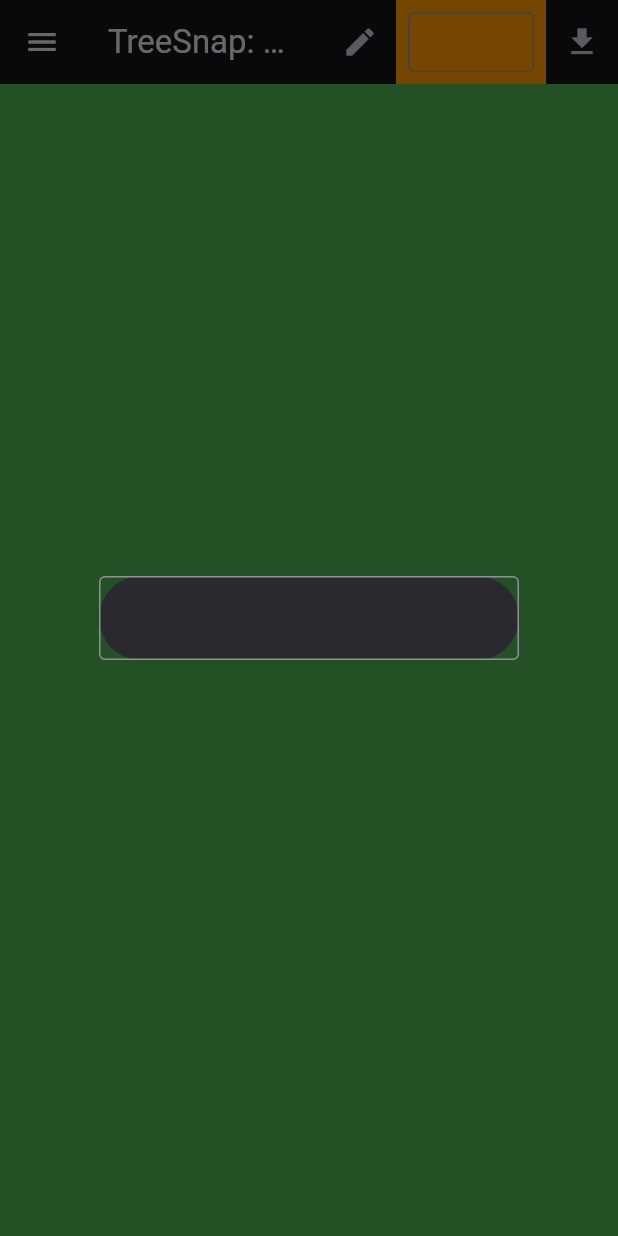
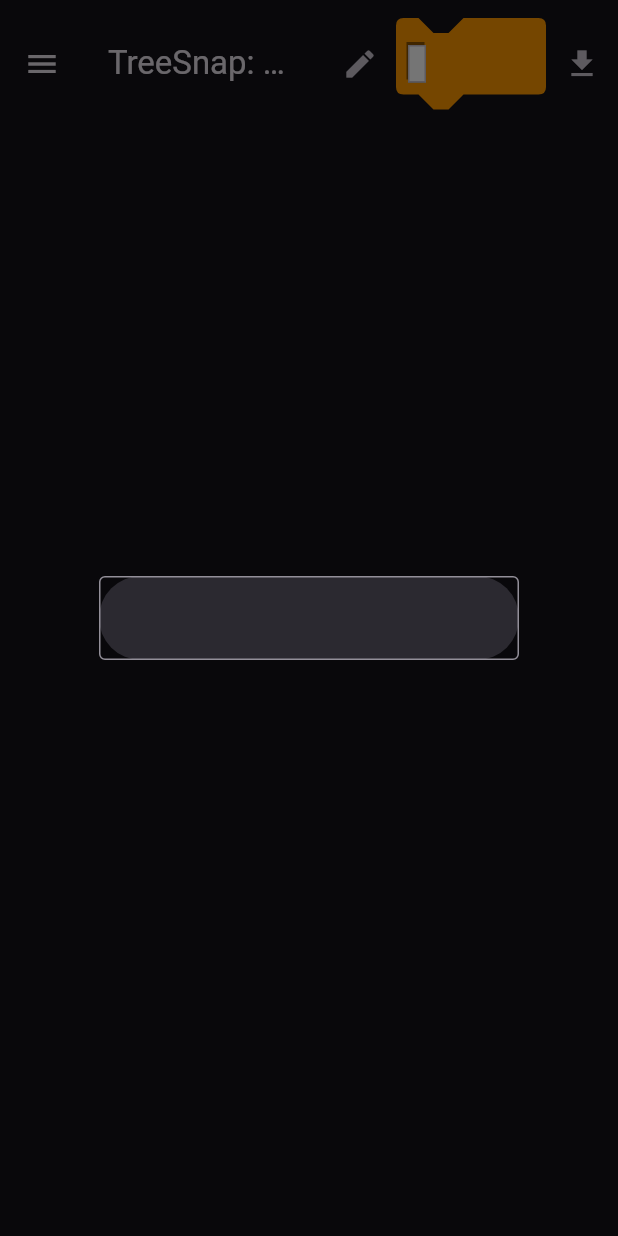
Before and after one commit to treeplate/snaplang, a Flutter app: the screen it shows after launch, after a tap on the "edit" icon, on a phone screen of 412 x 824 dp. Run offline on Flutter 3.47's test engine with Material 3 defaults, Android fonts, the phone set to English and light mode, and no system bars; missing offline and left inert: download.

Commit message:
improve block rendering

```diff
--- a/lib/main.dart
+++ b/lib/main.dart
@@ -1,3 +1,7 @@
+import 'dart:math';
+
+import 'package:flutter/rendering.dart';
+
 import 'platform_detector_stub.dart'
     if (dart.library.io) 'dart:io'
     if (dart.library.js_interop) 'platform_detector_web.dart';
@@ -20,6 +24,7 @@ class _MyAppState extends State<MyApp> {
   final Project project = Project(name: 'untitled');
   Scene get scene => project.scenes[project.currentScene];
   Sprite get sprite => scene.sprites[scene.currentSprite];
+  static const double appBarHeight = 85;
   @override
   Widget build(BuildContext context) {
     return MaterialApp(
@@ -27,6 +32,7 @@ class _MyAppState extends State<MyApp> {
         builder: (context) {
           return Scaffold(
             appBar: AppBar(
+              toolbarHeight: appBarHeight,
               title: Text(
                 'TreeSnap: ${project.name}/${scene.name}/${sprite.name}',
               ),
@@ -55,9 +61,9 @@ class _MyAppState extends State<MyApp> {
                   },
                   icon: Icon(Icons.edit),
                 ),
-                DraggedBlock(
+                DraggableScript(
                   script: null,
-                  draggedBlock: TextEditingController(),
+                  blockName: TextEditingController(),
                 ),
                 IconButton(
                   onPressed: () {
@@ -216,30 +222,29 @@ class _MyAppState extends State<MyApp> {
                 setState(() {
                   sprite.scripts.remove(details.data.$1);
                   sprite.scripts.add(
-                    Script(x: details.offset.dx, y: details.offset.dy-60)
-                      ..blocks.add(Block(details.data.$2.text)),
+                    Script(
+                      x: details.offset.dx,
+                      y: details.offset.dy - appBarHeight,
+                    )..blocks.add(Block(details.data.$2.text)),
                   );
                 });
               },
               builder: (context, _, _) => SizedBox.expand(
-                child: ColoredBox(
-                  color: Colors.green,
                 child: Stack(
                   children: [
                     ...sprite.scripts.map(
                       (e) => Positioned(
                         top: e.y,
                         left: e.x,
-                          child: DraggedBlock(
+                        child: DraggableScript(
                           script: e,
-                            draggedBlock: TextEditingController(
+                          blockName: TextEditingController(
                             text: e.blocks.single.name,
                           ),
                         ),
                       ),
                     ),
                   ],
-                  ),
                 ),
               ),
             ),
@@ -251,51 +256,85 @@ class _MyAppState extends State<MyApp> {
   }
 }
 
-class DraggedBlock extends StatelessWidget {
-  const DraggedBlock({
+class DraggableScript extends StatelessWidget {
+  const DraggableScript({
     super.key,
-    required this.draggedBlock,
+    required this.blockName,
     required this.script,
   });
 
   final Script? script;
-  final TextEditingController draggedBlock;
+  final TextEditingController blockName;
 
   @override
   Widget build(BuildContext context) {
     return Draggable(
-      data: (script, draggedBlock),
-      feedback: Material(
+      data: (script, blockName),
+      feedback: ScriptWidget(blockName: blockName, script: script),
+      childWhenDragging: Container(
+        width: CommandShapeRenderBox.minWidth,
+        height: CommandShapeRenderBox.minHeight,
+        decoration: BoxDecoration(
+          borderRadius: BorderRadius.circular(10),
+          color: Colors.transparent,
+        ),
+      ),
+      child: ScriptWidget(blockName: blockName, script: script),
+    );
+  }
+}
+
+class ScriptWidget extends StatefulWidget {
+  const ScriptWidget({
+    super.key,
+    required this.blockName,
+    required this.script,
+  });
+
+  final TextEditingController blockName;
+  final Script? script;
+
+  @override
+  State<ScriptWidget> createState() => _ScriptWidgetState();
+}
+
+class _ScriptWidgetState extends State<ScriptWidget> {
+  final ContextMenuController contextMenuController = ContextMenuController();
+
+  @override
+  Widget build(BuildContext context) {
+    return CommandShapeWidget(
+      color: Colors.orange,
+      child: Material(
+        child: SizedBox(
+          height: 25,
+          child: IntrinsicWidth(
             child: Container(
-          width: 100,
-          height: 60,
-          color: Colors.orange,
-          child: Padding(
-            padding: const EdgeInsets.all(8.0),
+              decoration: BoxDecoration(
+                boxShadow: [
+                  BoxShadow(offset: Offset(-1, -2), color: Colors.black45),
+                ],
+              ),
               child: TextField(
-              controller: draggedBlock,
-              decoration: InputDecoration(border: OutlineInputBorder()),
+                controller: widget.blockName,
+                style: TextStyle(color: Colors.black),
+                cursorColor: Colors.black,
+                cursorHeight: 20,
+                cursorWidth: 1,
+                decoration: InputDecoration(
+                  border: OutlineInputBorder(
+                    borderRadius: BorderRadius.circular(0),
+                    gapPadding: 5,
+                  ),
+                  contentPadding: EdgeInsets.all(0),
+                  fillColor: Colors.white,
+                  filled: true,
+                ),
+
                 onChanged: (e) {
-                script?.blocks.single.name = e;
+                  widget.script?.blocks.single.name = e;
                 },
               ),
-          ),
-        ),
-      ),
-      childWhenDragging: Container(width: 100, height: 60, color: Colors.grey),
-      child: Material(
-        child: Container(
-          width: 100,
-          height: 60,
-          color: Colors.orange,
-          child: Padding(
-            padding: const EdgeInsets.all(8.0),
-            child: TextField(
-              controller: draggedBlock,
-              decoration: InputDecoration(border: OutlineInputBorder()),
-              onChanged: (e) {
-                script?.blocks.single.name = e;
-              }
             ),
           ),
         ),
@@ -303,3 +342,143 @@ class DraggedBlock extends StatelessWidget {
     );
   }
 }
+
+class CommandShapeWidget extends SingleChildRenderObjectWidget {
+  const CommandShapeWidget({super.key, super.child, required this.color});
+  final Color color;
+
+  @override
+  RenderObject createRenderObject(BuildContext context) {
+    return CommandShapeRenderBox(color: color);
+  }
+}
+
+class CommandShapeRenderBox extends RenderShiftedBox {
+  final Color color;
+  static const double minWidth = 100;
+  static const double padding = 8;
+  static const double connectorWidth = 30;
+  static const double connectorHeight = 10;
+  static const double connectorSideWidth = 10;
+  static const double connectorXOffset = 15;
+  static const double minHeight = padding * 2 + connectorHeight * 2;
+  static const double cornerSize = 5;
+
+  CommandShapeRenderBox({required this.color}) : super(null);
+  @override
+  void paint(PaintingContext context, Offset offset) {
+    // context.canvas.drawRRect(
+    //   RRect.fromRectXY(offset & size, 5, 5),
+    //   Paint()..color=color,
+    // );
+    Path path = Path();
+    path.moveTo(offset.dx + cornerSize, offset.dy);
+    path.lineTo(offset.dx + connectorXOffset, offset.dy);
+    path.lineTo(
+      offset.dx + connectorXOffset + connectorSideWidth,
+      offset.dy + connectorHeight,
+    );
+    path.lineTo(
+      offset.dx + connectorXOffset + connectorWidth - connectorSideWidth,
+      offset.dy + connectorHeight,
+    );
+    path.lineTo(offset.dx + connectorXOffset + connectorWidth, offset.dy);
+    path.lineTo(offset.dx + size.width - cornerSize, offset.dy);
+    path.quadraticBezierTo(
+      offset.dx + size.width,
+      offset.dy,
+      offset.dx + size.width,
+      offset.dy + cornerSize,
+    );
+    path.lineTo(
+      offset.dx + size.width,
+      offset.dy + size.height - connectorHeight - cornerSize,
+    );
+    path.quadraticBezierTo(
+      offset.dx + size.width,
+      offset.dy + size.height - connectorHeight,
+      offset.dx + size.width - cornerSize,
+      offset.dy + size.height - connectorHeight,
+    );
+    path.lineTo(
+      offset.dx + connectorXOffset + connectorWidth,
+      offset.dy + size.height - connectorHeight,
+    );
+    path.lineTo(
+      offset.dx + connectorXOffset + connectorWidth - connectorSideWidth,
+      offset.dy + size.height,
+    );
+    path.lineTo(
+      offset.dx + connectorXOffset + connectorSideWidth,
+      offset.dy + size.height,
+    );
+    path.lineTo(
+      offset.dx + connectorXOffset,
+      offset.dy + size.height - connectorHeight,
+    );
+    path.lineTo(
+      offset.dx + cornerSize,
+      offset.dy + size.height - connectorHeight,
+    );
+    path.quadraticBezierTo(
+      offset.dx,
+      offset.dy + size.height - connectorHeight,
+      offset.dx,
+      offset.dy + size.height - connectorHeight - cornerSize,
+    );
+    path.lineTo(offset.dx, offset.dy + cornerSize);
+    path.quadraticBezierTo(
+      offset.dx,
+      offset.dy,
+      offset.dx + cornerSize,
+      offset.dy,
+    );
+    context.canvas.drawPath(path, Paint()..color = color);
+    super.paint(context, offset);
+  }
+
+  @override
+  void performLayout() {
+    (child?.parentData as BoxParentData).offset = Offset(
+      padding,
+      padding + connectorHeight,
+    );
+    child?.layout(
+      constraints.copyWith(
+        maxHeight: constraints.maxHeight - (padding * 2 + connectorHeight * 2),
+        maxWidth: constraints.maxWidth - padding * 2,
+      ),
+      parentUsesSize: true,
+    );
+    if (child == null) {
+      size = Size(minWidth, minHeight);
+    } else {
+      size = Size(
+        max(child!.size.width + padding * 2, minWidth),
+        child!.size.height + padding * 2 + connectorHeight * 2,
+      );
+    }
+  }
+
+  @override
+  bool hitTestSelf(Offset position) {
+    if (position.dy < size.height - connectorHeight &&
+        position.dy > connectorHeight) {
+      return true;
+    }
+    if (position.dx < connectorXOffset &&
+        position.dy < size.height - connectorHeight) {
+      return true;
+    }
+    if (position.dx > connectorXOffset + connectorWidth &&
+        position.dy < size.height - connectorHeight) {
+      return true;
+    }
+    if (position.dx > connectorXOffset + connectorSideWidth &&
+        position.dx < connectorXOffset + connectorWidth - connectorSideWidth &&
+        position.dy > connectorHeight) {
+      return true;
+    }
+    return false;
+  }
+}
```
Lines whose indentation alone changed are shown as unchanged.
